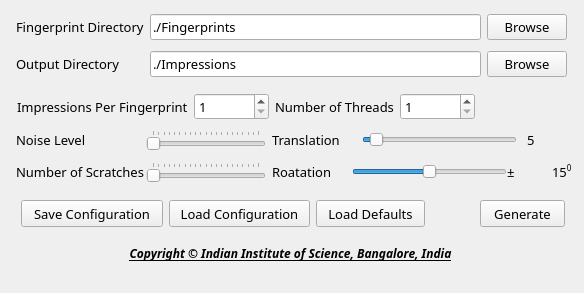
Old version of the form Forms/impression.ui in the repository wfr/Anguli.
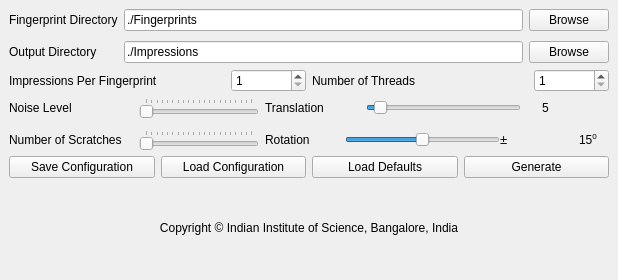
New version of the form. Custom widgets are drawn as their Qt base class.

Commit message: More UI fixes; resolution independence

Diff of the .ui file:
```diff
--- a/Forms/impression.ui
+++ b/Forms/impression.ui
@@ -6,41 +6,22 @@
    <rect>
     <x>0</x>
     <y>0</y>
-    <width>584</width>
-    <height>293</height>
+    <width>618</width>
+    <height>280</height>
    </rect>
   </property>
   <property name="windowTitle">
    <string>iFinGen: Synthetic Fingerprint Generator</string>
   </property>
   <widget class="QWidget" name="centralwidget">
-   <widget class="QWidget" name="layoutWidget_6">
-    <property name="geometry">
-     <rect>
-      <x>16</x>
-      <y>13</y>
-      <width>551</width>
-      <height>66</height>
-     </rect>
-    </property>
-    <property name="font">
-     <font>
-      <family>MS Reference Sans Serif</family>
-      <pointsize>10</pointsize>
-     </font>
-    </property>
+   <layout class="QVBoxLayout" name="verticalLayout">
+    <item>
     <layout class="QGridLayout" name="gridLayout_4">
      <property name="verticalSpacing">
       <number>10</number>
      </property>
      <item row="0" column="1">
       <widget class="QLineEdit" name="InputDir">
-       <property name="font">
-        <font>
-         <family>MS Reference Sans Serif</family>
-         <pointsize>10</pointsize>
-        </font>
-       </property>
        <property name="text">
         <string>./Fingerprints</string>
        </property>
@@ -48,12 +29,6 @@
      </item>
      <item row="0" column="0">
       <widget class="QLabel" name="label_11">
-       <property name="font">
-        <font>
-         <family>MS Reference Sans Serif</family>
-         <pointsize>10</pointsize>
-        </font>
-       </property>
        <property name="styleSheet">
         <string notr="true">border:0;</string>
        </property>
@@ -70,12 +45,6 @@
      </item>
      <item row="0" column="2">
       <widget class="QPushButton" name="InputDir_button">
-       <property name="font">
-        <font>
-         <family>MS Reference Sans Serif</family>
-         <pointsize>10</pointsize>
-        </font>
-       </property>
        <property name="text">
         <string>Browse</string>
        </property>
@@ -83,12 +52,6 @@
      </item>
      <item row="1" column="1">
       <widget class="QLineEdit" name="OutputDir_2">
-       <property name="font">
-        <font>
-         <family>MS Reference Sans Serif</family>
-         <pointsize>10</pointsize>
-        </font>
-       </property>
        <property name="text">
         <string>./Impressions</string>
        </property>
@@ -96,12 +59,6 @@
      </item>
      <item row="1" column="0">
       <widget class="QLabel" name="label_12">
-       <property name="font">
-        <font>
-         <family>MS Reference Sans Serif</family>
-         <pointsize>10</pointsize>
-        </font>
-       </property>
        <property name="styleSheet">
         <string notr="true">border:0;</string>
        </property>
@@ -118,133 +75,109 @@
      </item>
      <item row="1" column="2">
       <widget class="QPushButton" name="OutputDir_button">
-       <property name="font">
-        <font>
-         <family>MS Reference Sans Serif</family>
-         <pointsize>10</pointsize>
-        </font>
-       </property>
        <property name="text">
         <string>Browse</string>
        </property>
       </widget>
      </item>
     </layout>
-   </widget>
-   <widget class="QPushButton" name="Default">
-    <property name="geometry">
-     <rect>
-      <x>316</x>
-      <y>200</y>
-      <width>109</width>
-      <height>27</height>
-     </rect>
-    </property>
-    <property name="font">
-     <font>
-      <family>MS Reference Sans Serif</family>
-      <pointsize>10</pointsize>
-     </font>
-    </property>
-    <property name="text">
-     <string>Load Defaults</string>
-    </property>
-   </widget>
-   <widget class="QPushButton" name="Generate">
-    <property name="geometry">
-     <rect>
-      <x>480</x>
-      <y>200</y>
-      <width>85</width>
-      <height>27</height>
-     </rect>
-    </property>
-    <property name="font">
-     <font>
-      <family>MS Reference Sans Serif</family>
-      <pointsize>10</pointsize>
-     </font>
-    </property>
+    </item>
+    <item>
+     <layout class="QGridLayout" name="gridLayout">
+      <property name="sizeConstraint">
+       <enum>QLayout::SetFixedSize</enum>
+      </property>
+      <item row="0" column="0">
+       <widget class="QLabel" name="label_10">
+        <property name="styleSheet">
+         <string notr="true">border:0;</string>
+        </property>
+        <property name="frameShadow">
+         <enum>QFrame::Plain</enum>
+        </property>
+        <property name="lineWidth">
+         <number>0</number>
+        </property>
     <property name="text">
-     <string>Generate</string>
-    </property>
-   </widget>
-   <widget class="QPushButton" name="Save">
-    <property name="geometry">
-     <rect>
-      <x>21</x>
-      <y>200</y>
-      <width>142</width>
-      <height>27</height>
-     </rect>
-    </property>
-    <property name="font">
-     <font>
-      <family>MS Reference Sans Serif</family>
-      <pointsize>10</pointsize>
-     </font>
-    </property>
-    <property name="text">
-     <string>Save Configuration</string>
-    </property>
-   </widget>
-   <widget class="QLabel" name="label_9">
-    <property name="geometry">
-     <rect>
-      <x>10</x>
-      <y>243</y>
-      <width>561</width>
-      <height>20</height>
-     </rect>
-    </property>
-    <property name="font">
-     <font>
-      <family>aakar</family>
-      <pointsize>9</pointsize>
-      <weight>75</weight>
-      <italic>true</italic>
-      <bold>true</bold>
-      <underline>true</underline>
-     </font>
-    </property>
+         <string>Impressions Per Fingerprint</string>
+        </property>
+       </widget>
+      </item>
+      <item row="0" column="1">
+       <widget class="QSpinBox" name="ImprPerFinger_2">
+        <property name="minimumSize">
+         <size>
+          <width>75</width>
+          <height>0</height>
+         </size>
+        </property>
+        <property name="maximumSize">
+         <size>
+          <width>75</width>
+          <height>16777215</height>
+         </size>
+        </property>
+        <property name="minimum">
+         <number>1</number>
+        </property>
+        <property name="maximum">
+         <number>1000000</number>
+        </property>
+        <property name="value">
+         <number>1</number>
+        </property>
+       </widget>
+      </item>
+      <item row="0" column="2">
+       <widget class="QLabel" name="label_13">
+        <property name="minimumSize">
+         <size>
+          <width>80</width>
+          <height>0</height>
+         </size>
+        </property>
     <property name="styleSheet">
-     <string notr="true"/>
-    </property>
-    <property name="text">
-     <string>Copyright © Indian Institute of Science, Bangalore, India</string>
-    </property>
-    <property name="alignment">
-     <set>Qt::AlignCenter</set>
-    </property>
-   </widget>
-   <widget class="QPushButton" name="load_conf">
-    <property name="geometry">
-     <rect>
-      <x>169</x>
-      <y>200</y>
-      <width>141</width>
-      <height>27</height>
-     </rect>
-    </property>
-    <property name="font">
-     <font>
-      <family>MS Reference Sans Serif</family>
-      <pointsize>10</pointsize>
-     </font>
-    </property>
-    <property name="text">
-     <string>Load Configuration</string>
-    </property>
-   </widget>
-   <widget class="QWidget" name="layoutWidget">
-    <property name="geometry">
-     <rect>
-      <x>16</x>
-      <y>130</y>
-      <width>566</width>
-      <height>62</height>
-     </rect>
-    </property>
+         <string notr="true">border:0;</string>
+        </property>
+        <property name="frameShadow">
+         <enum>QFrame::Plain</enum>
+        </property>
+        <property name="lineWidth">
+         <number>0</number>
+        </property>
+        <property name="text">
+         <string>Number of Threads</string>
+        </property>
+       </widget>
+      </item>
+      <item row="0" column="3">
+       <widget class="QSpinBox" name="threads_2">
+        <property name="minimumSize">
+         <size>
+          <width>75</width>
+          <height>0</height>
+         </size>
+        </property>
+        <property name="maximumSize">
+         <size>
+          <width>75</width>
+          <height>16777215</height>
+         </size>
+        </property>
+        <property name="minimum">
+         <number>1</number>
+        </property>
+        <property name="maximum">
+         <number>1000000</number>
+        </property>
+        <property name="value">
+         <number>1</number>
+        </property>
+       </widget>
+      </item>
+     </layout>
+    </item>
+    <item>
     <layout class="QGridLayout" name="gridLayout_5">
      <property name="sizeConstraint">
       <enum>QLayout::SetMaximumSize</enum>
@@ -259,27 +192,12 @@
        </property>
        <item row="0" column="0">
         <widget class="QLabel" name="label_14">
-         <property name="minimumSize">
-          <size>
-           <width>130</width>
-           <height>0</height>
-          </size>
-         </property>
          <property name="maximumSize">
           <size>
            <width>130</width>
            <height>16777215</height>
           </size>
          </property>
-         <property name="font">
-          <font>
-           <family>MS Reference Sans Serif</family>
-           <pointsize>10</pointsize>
-          </font>
-         </property>
-         <property name="styleSheet">
-          <string notr="true">border:0;</string>
-         </property>
          <property name="frameShadow">
           <enum>QFrame::Plain</enum>
          </property>
@@ -305,12 +223,6 @@
            <height>16777215</height>
           </size>
          </property>
-         <property name="font">
-          <font>
-           <family>MS Reference Sans Serif</family>
-           <pointsize>10</pointsize>
-          </font>
-         </property>
          <property name="maximum">
           <number>20</number>
          </property>
@@ -339,24 +251,6 @@
        </item>
        <item row="1" column="0">
         <widget class="QLabel" name="label_17">
-         <property name="minimumSize">
-          <size>
-           <width>130</width>
-           <height>0</height>
-          </size>
-         </property>
-         <property name="maximumSize">
-          <size>
-           <width>130</width>
-           <height>16777215</height>
-          </size>
-         </property>
-         <property name="font">
-          <font>
-           <family>MS Reference Sans Serif</family>
-           <pointsize>10</pointsize>
-          </font>
-         </property>
          <property name="styleSheet">
           <string notr="true">border:0;</string>
          </property>
@@ -385,12 +279,6 @@
            <height>16777215</height>
           </size>
          </property>
-         <property name="font">
-          <font>
-           <family>MS Reference Sans Serif</family>
-           <pointsize>10</pointsize>
-          </font>
-         </property>
          <property name="mouseTracking">
           <bool>true</bool>
          </property>
@@ -435,27 +323,6 @@
        </property>
        <item row="0" column="0">
         <widget class="QLabel" name="label_15">
-         <property name="minimumSize">
-          <size>
-           <width>80</width>
-           <height>0</height>
-          </size>
-         </property>
-         <property name="maximumSize">
-          <size>
-           <width>80</width>
-           <height>16777215</height>
-          </size>
-         </property>
-         <property name="font">
-          <font>
-           <family>MS Reference Sans Serif</family>
-           <pointsize>10</pointsize>
-          </font>
-         </property>
-         <property name="styleSheet">
-          <string notr="true">border:0;</string>
-         </property>
          <property name="frameShadow">
           <enum>QFrame::Plain</enum>
          </property>
@@ -486,12 +353,6 @@
              <height>16777215</height>
             </size>
            </property>
-           <property name="font">
-            <font>
-             <family>MS Reference Sans Serif</family>
-             <pointsize>10</pointsize>
-            </font>
-           </property>
            <property name="maximum">
             <number>100</number>
            </property>
@@ -523,12 +384,6 @@
              <height>16777215</height>
             </size>
            </property>
-           <property name="font">
-            <font>
-             <family>MS Reference Sans Serif</family>
-             <pointsize>10</pointsize>
-            </font>
-           </property>
            <property name="text">
             <string>5</string>
            </property>
@@ -550,23 +405,11 @@
            <height>16777215</height>
           </size>
          </property>
-         <property name="font">
-          <font>
-           <family>MS Reference Sans Serif</family>
-           <pointsize>10</pointsize>
-          </font>
-         </property>
          <property name="styleSheet">
           <string notr="true">border:0;</string>
          </property>
-         <property name="frameShadow">
-          <enum>QFrame::Plain</enum>
-         </property>
-         <property name="lineWidth">
-          <number>0</number>
-         </property>
          <property name="text">
-          <string>Roatation</string>
+           <string>Rotation</string>
          </property>
         </widget>
        </item>
@@ -589,12 +432,6 @@
              <height>16777215</height>
             </size>
            </property>
-           <property name="font">
-            <font>
-             <family>MS Reference Sans Serif</family>
-             <pointsize>10</pointsize>
-            </font>
-           </property>
            <property name="maximum">
             <number>30</number>
            </property>
@@ -616,12 +453,6 @@
           <layout class="QHBoxLayout" name="horizontalLayout_6">
            <item>
             <widget class="QLabel" name="label_8">
-             <property name="font">
-              <font>
-               <family>MS Reference Sans Serif</family>
-               <pointsize>10</pointsize>
-              </font>
-             </property>
              <property name="text">
               <string>&lt;!DOCTYPE HTML PUBLIC &quot;-//W3C//DTD HTML 4.0//EN&quot; &quot;http://www.w3.org/TR/REC-html40/strict.dtd&quot;&gt;
 &lt;html&gt;&lt;head&gt;&lt;meta name=&quot;qrichtext&quot; content=&quot;1&quot; /&gt;&lt;style type=&quot;text/css&quot;&gt;
@@ -648,12 +479,6 @@
                <height>16777215</height>
               </size>
              </property>
-             <property name="font">
-              <font>
-               <family>MS Reference Sans Serif</family>
-               <pointsize>10</pointsize>
-              </font>
-             </property>
              <property name="text">
               <string>15&lt;sup&gt;0&lt;/sup&gt;</string>
              </property>
@@ -666,134 +491,53 @@
       </layout>
      </item>
     </layout>
-   </widget>
-   <widget class="QWidget" name="layoutWidget">
-    <property name="geometry">
-     <rect>
-      <x>17</x>
-      <y>93</y>
-      <width>475</width>
-      <height>29</height>
-     </rect>
-    </property>
-    <layout class="QGridLayout" name="gridLayout">
-     <property name="sizeConstraint">
-      <enum>QLayout::SetFixedSize</enum>
-     </property>
-     <item row="0" column="0">
-      <widget class="QLabel" name="label_10">
-       <property name="font">
-        <font>
-         <family>MS Reference Sans Serif</family>
-         <pointsize>10</pointsize>
-        </font>
-       </property>
-       <property name="styleSheet">
-        <string notr="true">border:0;</string>
-       </property>
-       <property name="frameShadow">
-        <enum>QFrame::Plain</enum>
-       </property>
-       <property name="lineWidth">
-        <number>0</number>
-       </property>
+    </item>
+    <item>
+     <layout class="QHBoxLayout" name="horizontalLayout_3">
+      <item>
+       <widget class="QPushButton" name="Save">
        <property name="text">
-        <string>Impressions Per Fingerprint</string>
+         <string>Save Configuration</string>
        </property>
       </widget>
      </item>
-     <item row="0" column="1">
-      <widget class="QSpinBox" name="ImprPerFinger_2">
-       <property name="minimumSize">
-        <size>
-         <width>75</width>
-         <height>0</height>
-        </size>
-       </property>
-       <property name="maximumSize">
-        <size>
-         <width>75</width>
-         <height>16777215</height>
-        </size>
-       </property>
-       <property name="font">
-        <font>
-         <family>MS Reference Sans Serif</family>
-         <pointsize>10</pointsize>
-        </font>
-       </property>
-       <property name="minimum">
-        <number>1</number>
-       </property>
-       <property name="maximum">
-        <number>1000000</number>
-       </property>
-       <property name="value">
-        <number>1</number>
-       </property>
-      </widget>
-     </item>
-     <item row="0" column="2">
-      <widget class="QLabel" name="label_13">
-       <property name="minimumSize">
-        <size>
-         <width>80</width>
-         <height>0</height>
-        </size>
-       </property>
-       <property name="font">
-        <font>
-         <family>MS Reference Sans Serif</family>
-         <pointsize>10</pointsize>
-        </font>
-       </property>
-       <property name="styleSheet">
-        <string notr="true">border:0;</string>
-       </property>
-       <property name="frameShadow">
-        <enum>QFrame::Plain</enum>
-       </property>
-       <property name="lineWidth">
-        <number>0</number>
-       </property>
+      <item>
+       <widget class="QPushButton" name="load_conf">
+        <property name="text">
+         <string>Load Configuration</string>
+        </property>
+       </widget>
+      </item>
+      <item>
+       <widget class="QPushButton" name="Default">
+        <property name="text">
+         <string>Load Defaults</string>
+        </property>
+       </widget>
+      </item>
+      <item>
+       <widget class="QPushButton" name="Generate">
        <property name="text">
-        <string>Number of Threads</string>
+         <string>Generate</string>
        </property>
       </widget>
      </item>
-     <item row="0" column="3">
-      <widget class="QSpinBox" name="threads_2">
-       <property name="minimumSize">
-        <size>
-         <width>75</width>
-         <height>0</height>
-        </size>
-       </property>
-       <property name="maximumSize">
-        <size>
-         <width>75</width>
-         <height>16777215</height>
-        </size>
-       </property>
-       <property name="font">
-        <font>
-         <family>MS Reference Sans Serif</family>
-         <pointsize>10</pointsize>
-        </font>
-       </property>
-       <property name="minimum">
-        <number>1</number>
-       </property>
-       <property name="maximum">
-        <number>1000000</number>
-       </property>
-       <property name="value">
-        <number>1</number>
-       </property>
+     </layout>
+    </item>
+    <item>
+     <widget class="QLabel" name="label_9">
+      <property name="styleSheet">
+       <string notr="true"/>
+      </property>
+      <property name="text">
+       <string>Copyright © Indian Institute of Science, Bangalore, India</string>
+      </property>
+      <property name="alignment">
+       <set>Qt::AlignCenter</set>
+      </property>
       </widget>
      </item>
     </layout>
-   </widget>
   </widget>
   <widget class="QMenuBar" name="menubar">
    <property name="geometry">
```
Left out of the diff: 12 changed lines with no effect on the pictures. Lines whose indentation alone changed are shown as unchanged. The commit also changes 2 other files.
